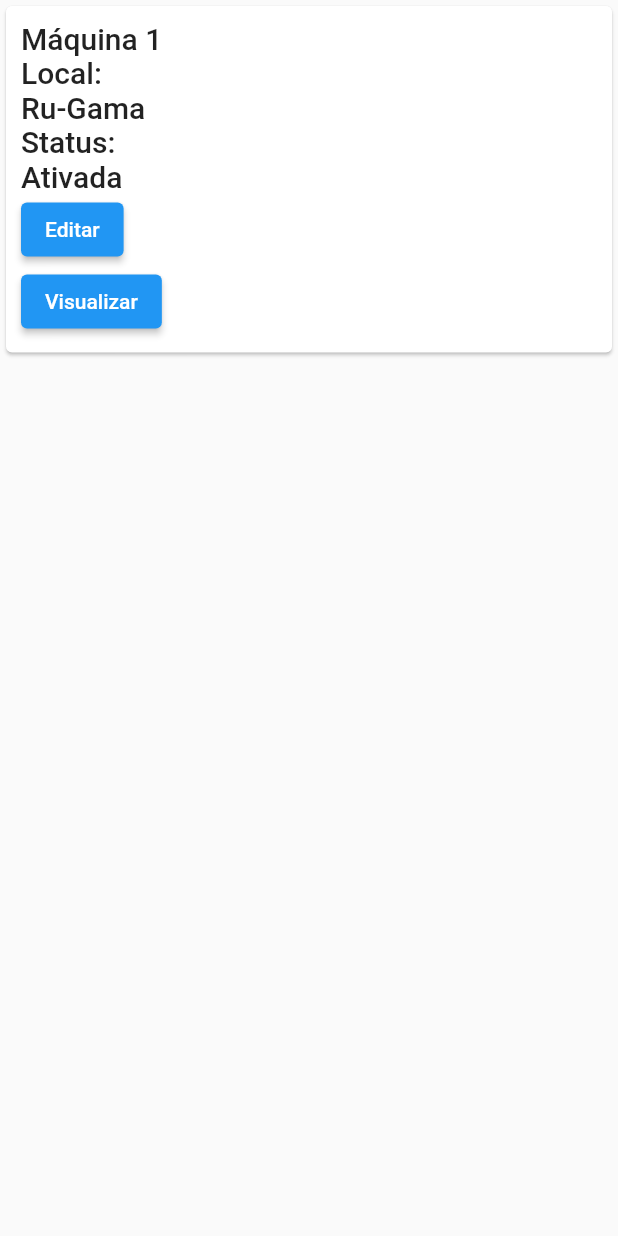
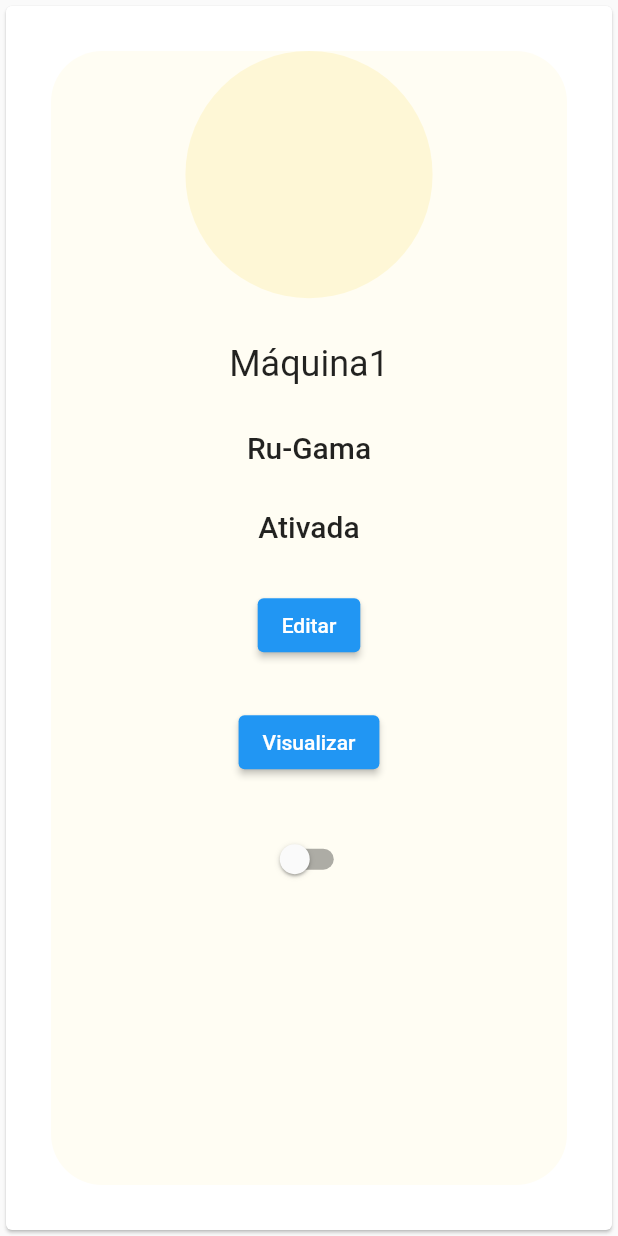
Before and after one commit to PI2-Grupo-6/PI2-Grupo-6-PI2-Grupo-6-FrontEnd-Admin, a Flutter app: the MachineCard widget shown alone on an empty page, opened directly, on a phone screen of 412 x 824 dp. Run offline on Flutter 3.47's test engine with Material 2 defaults, Android fonts, the phone set to English and light mode, and no system bars; our stand-ins replace responsive_grid.

Commit message:
add cards for machines

```diff
--- a/lib/screens/machines.dart
+++ b/lib/screens/machines.dart
@@ -1,5 +1,6 @@
 import 'package:flutter/material.dart';
 import 'package:food_app/utils/constants.dart';
+import 'package:food_app/widgets/machine_card.dart';
 
 class MachinePage extends StatefulWidget {
   @override
@@ -9,13 +10,19 @@ class MachinePage extends StatefulWidget {
 class _MachinePageState extends State<MachinePage> {
   @override
   Widget build(BuildContext context) {
+    var size = MediaQuery.of(context).size;
+    final double itemHeight = (size.height - kToolbarHeight) / 2;
+    final double itemWidth = size.width / 2;
+
     return Scaffold(
         appBar: AppBar(
           title: const Text('Sample Code'),
         ),
         body: Container(
             padding: EdgeInsets.all(30),
+            child: SingleChildScrollView(
                 child: Column(
+                    mainAxisSize: MainAxisSize.min,
                     crossAxisAlignment: CrossAxisAlignment.center,
                     children: <Widget>[
                   Text(
@@ -28,9 +35,12 @@ class _MachinePageState extends State<MachinePage> {
                     style: Theme.of(context).textTheme.headline6,
                   ),
                   SizedBox(height: 30),
-                  Expanded(
-                    child: GridView.count(
+                  GridView.count(
                     crossAxisCount: 2,
+                    physics: ScrollPhysics(),
+                    childAspectRatio: (itemWidth / itemHeight),
+                    scrollDirection: Axis.vertical,
+                    shrinkWrap: true,
                     children: List.generate(
                       5,
                       (index) {
@@ -38,67 +48,6 @@ class _MachinePageState extends State<MachinePage> {
                       },
                     ),
                   ),
-                  )
-                ])));
+                ]))));
   }
 }
-
-class MachineCard extends StatelessWidget {
-  const MachineCard({
-    Key key,
-  }) : super(key: key);
-
-  @override
-  Widget build(BuildContext context) {
-    return Card(
-        child: Container(
-            padding: EdgeInsets.all(10),
-            child: Column(
-                crossAxisAlignment: CrossAxisAlignment.start,
-                mainAxisSize: MainAxisSize.min,
-                children: <Widget>[
-                  Row(
-                      mainAxisAlignment: MainAxisAlignment.start,
-                      children: <Widget>[
-                        Expanded(
-                            // flex: 1,
-                            child: Column(
-                                crossAxisAlignment: CrossAxisAlignment.start,
-                                children: <Widget>[
-                              Text(
-                                "Máquina 1",
-                                style: Theme.of(context).textTheme.headline6,
-                              ),
-                              Text(
-                                "Local:",
-                                style: Theme.of(context).textTheme.headline6,
-                              ),
-                              Text(
-                                "Ru-Gama",
-                                style: Theme.of(context).textTheme.headline6,
-                              ),
-                              Text(
-                                "Status:",
-                                style: Theme.of(context).textTheme.headline6,
-                              ),
-                              Text(
-                                "Ativada",
-                                style: Theme.of(context).textTheme.headline6,
-                              ),
-                              ElevatedButton(
-                                child: Text('Editar'),
-                                onPressed: () {
-                                  Navigator.pushNamed(context, '/machines');
-                                },
-                              ),
-                              ElevatedButton(
-                                child: Text('Visualizar'),
-                                onPressed: () {
-                                  Navigator.pushNamed(context, '/machines');
-                                },
-                              ),
-                            ]))
-                      ])
-                ])));
-  }
-}
--- /dev/null
+++ b/lib/widgets/machine_card.dart
@@ -0,0 +1,91 @@
+import 'package:flutter/material.dart';
+import 'package:food_app/utils/constants.dart';
+import 'package:food_app/model/food.dart';
+import 'package:food_app/widgets/switch.dart';
+import 'package:responsive_grid/responsive_grid.dart';
+
+class MachineCard extends StatelessWidget {
+  final Food food;
+
+  const MachineCard({
+    Key key,
+    this.food,
+  }) : super(key: key);
+
+  @override
+  Widget build(BuildContext context) {
+    return Card(
+        child: Container(
+            margin: EdgeInsets.all(30),
+            decoration: BoxDecoration(
+              borderRadius: BorderRadius.circular(34),
+              color: kPrimaryColor.withOpacity(.06),
+            ),
+            child: ResponsiveGridRow(
+              children: [
+                ResponsiveGridCol(
+                  xs: 12,
+                  md: 4,
+                  child: Container(
+                    height: MediaQuery.of(context).size.height * 0.2,
+                    width: MediaQuery.of(context).size.width * 0.2,
+                    decoration: BoxDecoration(
+                      shape: BoxShape.circle,
+                      color: kPrimaryColor.withOpacity(.15),
+                    ),
+                  ),
+                ),
+                ResponsiveGridCol(
+                  xs: 12,
+                  md: 4,
+                  child: Column(
+                      mainAxisSize: MainAxisSize.min,
+                      crossAxisAlignment: CrossAxisAlignment.center,
+                      children: <Widget>[
+                        SizedBox(height: 30),
+                        Text(
+                          "Máquina1",
+                          style: Theme.of(context).textTheme.headline5,
+                        ),
+                        SizedBox(height: 30),
+                        Text(
+                          "Ru-Gama",
+                          style: Theme.of(context).textTheme.headline6,
+                        ),
+                        SizedBox(height: 30),
+                        Text(
+                          "Ativada",
+                          style: Theme.of(context).textTheme.headline6,
+                        ),
+                      ]),
+                ),
+                ResponsiveGridCol(
+                  xs: 12,
+                  md: 4,
+                  child: Column(
+                    mainAxisSize: MainAxisSize.min,
+                    crossAxisAlignment: CrossAxisAlignment.center,
+                    children: <Widget>[
+                      SizedBox(height: 30),
+                      ElevatedButton(
+                        child: Text('Editar'),
+                        onPressed: () {
+                          Navigator.pushNamed(context, '/machines');
+                        },
+                      ),
+                      SizedBox(height: 30),
+                      ElevatedButton(
+                        child: Text('Visualizar'),
+                        onPressed: () {
+                          Navigator.pushNamed(context, '/machines');
+                        },
+                      ),
+                      SizedBox(height: 30),
+                      SwitchElem(),
+                    ],
+                  ),
+                ),
+              ],
+            )));
+  }
+}
--- /dev/null
+++ b/lib/widgets/switch.dart
@@ -0,0 +1,25 @@
+import 'package:flutter/material.dart';
+
+class SwitchElem extends StatefulWidget {
+  @override
+  _State createState() => _State();
+}
+
+class _State extends State<SwitchElem> {
+  bool isSwitched = false;
+
+  @override
+  Widget build(BuildContext context) {
+    return Switch(
+      value: isSwitched,
+      onChanged: (value) {
+        setState(() {
+          isSwitched = value;
+          print(isSwitched);
+        });
+      },
+      activeTrackColor: Colors.yellow,
+      activeColor: Colors.orangeAccent,
+    );
+  }
+}
--- a/pubspec.yaml
+++ b/pubspec.yaml
@@ -24,6 +24,7 @@ dependencies:
   # The following adds the Cupertino Icons font to your application.
   # Use with the CupertinoIcons class for iOS style icons.
   cupertino_icons: ^0.1.2
+  responsive_grid: ^2.0.0
 
 dev_dependencies:
   flutter_test:
```
Also changed, not shown: pubspec.lock. Lines whose indentation alone changed are shown as unchanged.
